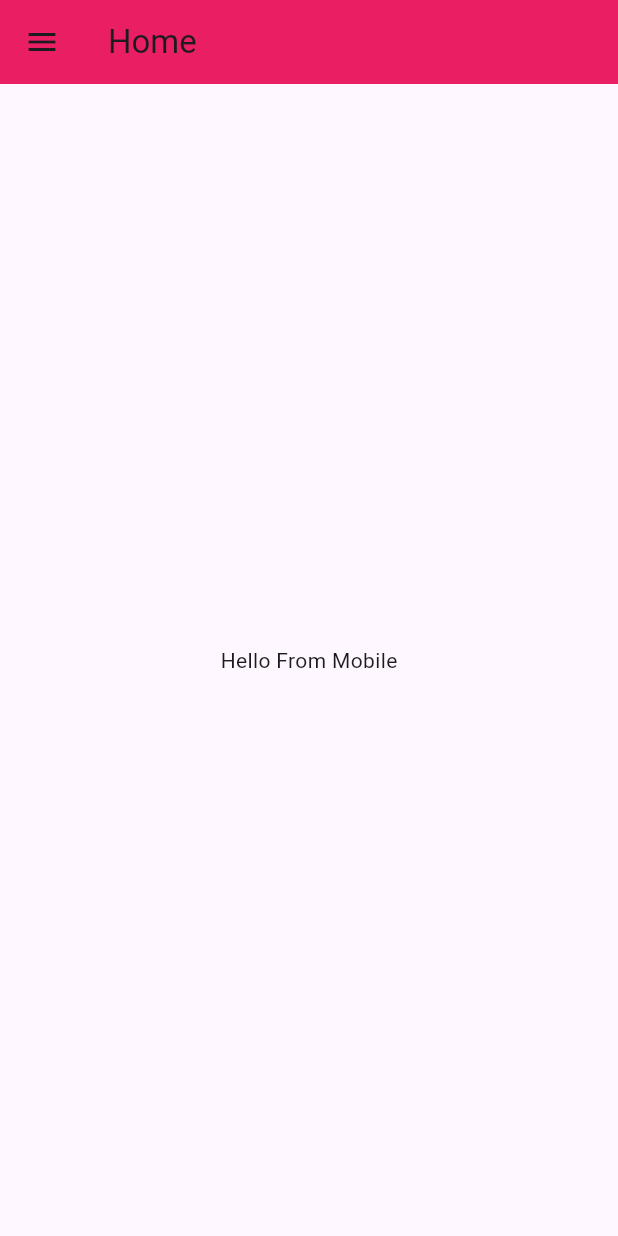
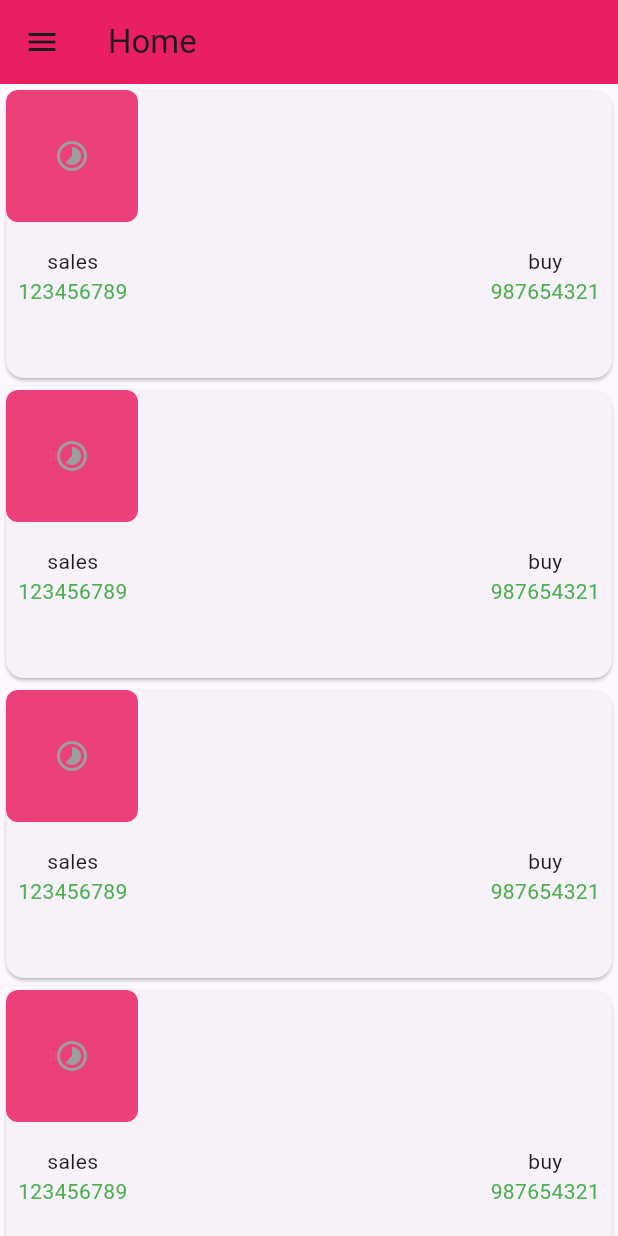
Before and after one commit to sohel7/responsive-design, a Flutter app: the screen it shows after launch, on a phone screen of 412 x 824 dp. Run offline on Flutter 3.47's test engine with Material 3 defaults, Android fonts, the phone set to English and light mode, and no system bars.

Commit message:
Second Commit

```diff
--- a/lib/presentation/screens/home_screen.dart
+++ b/lib/presentation/screens/home_screen.dart
@@ -1,5 +1,8 @@
+import 'dart:ui';
+
 import 'package:flutter/cupertino.dart';
 import 'package:flutter/material.dart';
+import 'package:responsive_design/presentation/widgets/dashboard_card.dart';
 import 'package:responsive_design/presentation/widgets/nav_menu.dart';
 import 'package:responsive_design/presentation/widgets/responsive_builder.dart';
 
@@ -15,10 +18,10 @@ class _HomeScreenState extends State<HomeScreen> {
   @override
   Widget build(BuildContext context) {
     return ResponsiveBuilder(
-    mobile:_buildMobileLayout(),
-    tablet:_buildTabletLayout(),
-    desktop: _buildDesktopLayout()
-);
+        mobile: _buildMobileLayout(),
+        tablet: _buildTabletLayout(),
+        desktop: _buildDesktopLayout()
+    );
   }
 
   Widget _buildMobileLayout() {
@@ -27,58 +30,62 @@ class _HomeScreenState extends State<HomeScreen> {
         title: const Text('Home'),
         backgroundColor: Colors.pink,
       ),
-      drawer:  const NavMenu(),
-      body:  ResponsiveBuilder(
-        mobile: const Center(
-        child: Text('Hello From Mobile'),
+      drawer: const NavMenu(),
+      body:  Column(
+        children: [
+          _getSummarySection(crossAxisCount:1,ratio: 2.4)
+        ],
       ),
-        tablet: const Center(
-          child: Text('Hello From Tablet'),
-        ),
-        desktop: Container(
-          color: Colors.pink,
-          child: const Center(
-            child: Text('Hello From Fesktop'),
-          ),
-        ),
+    );
+  }
 
-      )
-  );
-  }
   Widget _buildTabletLayout() {
     return Scaffold(
-        appBar: AppBar(
-          title: const Text('Home'),
-          backgroundColor: Colors.pink,
-        ),
-        drawer:  const NavMenu(),
-        body:  ResponsiveBuilder( mobile: const Center(
-          child: Text('Hello From Mobile'),
-        ),
-          tablet: const Center(
-            child: Text('Hello From Tablet'),
-          ),
-          desktop: Container(
-            color: Colors.pink,
-            child: const Center(
-              child: Text('Hello From Fesktop'),
-            ),
-          ),
-
-        )
+      appBar: AppBar(
+        title: const Text('Home'),
+        backgroundColor: Colors.pink,
+      ),
+      drawer: const NavMenu(),
+      body: Column(
+        children: [_getSummarySection(crossAxisCount: 2,ratio: 2)],
+      ),
     );
   }
+
   Widget _buildDesktopLayout() {
-    return const Scaffold(
-        body:  Row(
+    return  Scaffold(
+        body: Row(
           children: [
             NavMenu(),
-            Expanded(child:Center(
-                child: Text('From Desktop')
-            ),)
+            Expanded(
+              child: Column(
+                children: [
+                  _getSummarySection(crossAxisCount:3, ratio: 1.2)
+                ],
+              ),
+            ),
           ],
         )
     );
   }
 
+  Widget _getSummarySection({required int crossAxisCount, required double ratio}) {
+    return GridView(
+      shrinkWrap: true,
+      primary: false,
+      gridDelegate:  SliverGridDelegateWithFixedCrossAxisCount(
+        crossAxisCount: crossAxisCount,
+         // childAspectRatio: ratio
+        mainAxisExtent: 200
+      ),
+    children: const [
+      DashboardCard(),
+      DashboardCard(),
+      DashboardCard(),
+      DashboardCard(),
+
+    ],
+    );
+  }
+
 }
--- /dev/null
+++ b/lib/presentation/widgets/dashboard_card.dart
@@ -0,0 +1,62 @@
+import 'package:flutter/cupertino.dart';
+import 'package:flutter/material.dart';
+
+class DashboardCard extends StatelessWidget {
+  const DashboardCard({
+    super.key,
+  });
+
+  @override
+  Widget build(BuildContext context) {
+    return Card(
+      child: Column(
+        crossAxisAlignment: CrossAxisAlignment.start,
+        children: [
+          Container(
+            padding: const EdgeInsets.all(32),
+            decoration: BoxDecoration(
+                color: Colors.pink.shade400, borderRadius: BorderRadius.circular(8)),
+            child: const Icon(
+              Icons.timelapse,
+              color: Colors.grey,
+            ),
+          ),
+          const SizedBox(
+            height: 8,
+          ),
+          Row(
+            mainAxisAlignment: MainAxisAlignment.spaceBetween,
+            children: [
+              _buildSingleSection(
+                  'sales',
+                  '123456789'
+              ),
+              _buildSingleSection(
+                  'buy',
+                  '987654321'
+              ),
+            ],
+          ),
+        ],
+      ),
+    );
+  }
+
+  Widget _buildSingleSection(String title, String number) {
+    return Padding(
+      padding: const EdgeInsets.all(8.0),
+      child: Column(
+       // crossAxisAlignment: CrossAxisAlignment.start,
+        children: [
+          Text(
+            title,
+          ),
+          Text(
+            number,
+            style: const TextStyle(color: Colors.green),
+          ),
+        ],
+      ),
+    );
+  }
+}
```
Also changed, not shown: pubspec.lock.
